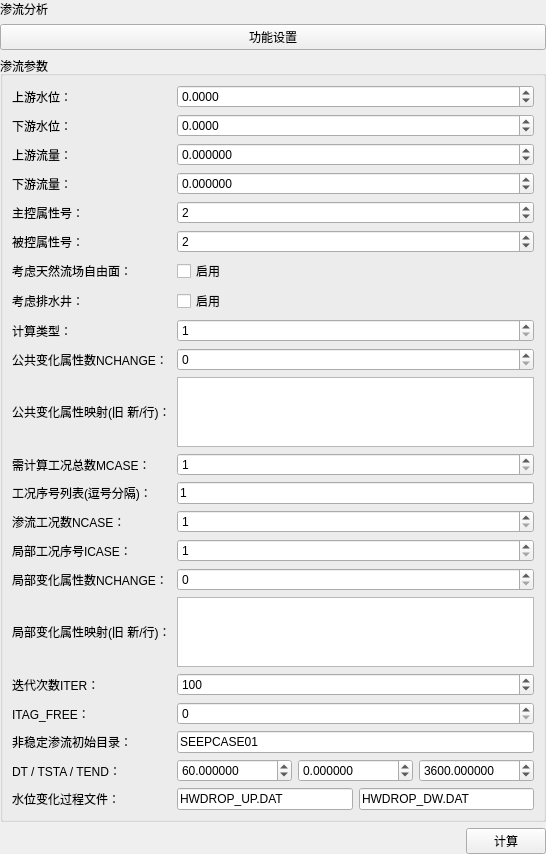
This is plugins/Base_Slover/SeepageWidget.ui in asd977/base_cae as Qt 5 draws it before an edit. The edited form follows.
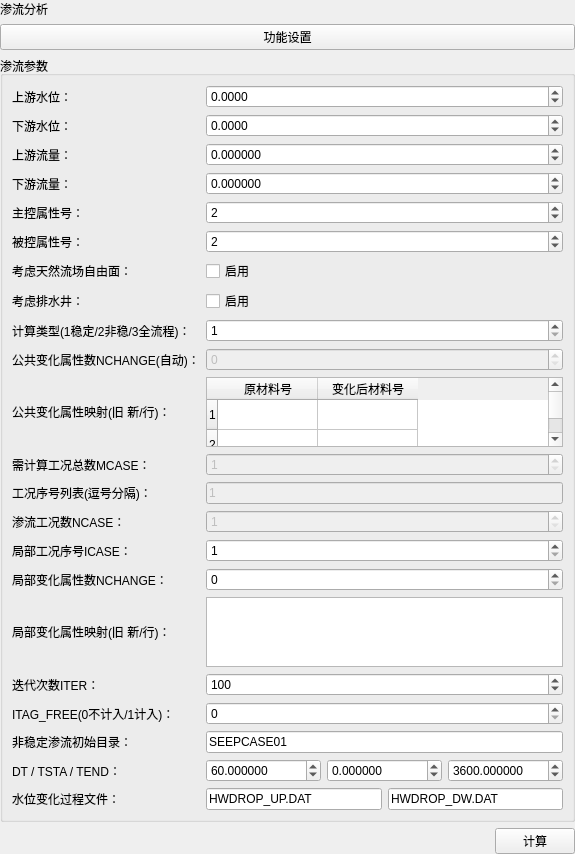
This is the edited form.

Commit message: 按既定顺序修正 ISEEP.DAT 导出与渗流设置

```diff
--- a/plugins/Base_Slover/SeepageWidget.ui
+++ b/plugins/Base_Slover/SeepageWidget.ui
@@ -197,7 +197,7 @@
       <item row="8" column="0">
        <widget class="QLabel" name="labelComputeType">
         <property name="text">
-         <string>计算类型：</string>
+         <string>计算类型(1稳定/2非稳/3全流程)：</string>
         </property>
        </widget>
       </item>
@@ -207,7 +207,7 @@
          <number>1</number>
         </property>
         <property name="maximum">
-         <number>1000000</number>
+         <number>3</number>
         </property>
         <property name="value">
          <number>1</number>
@@ -217,12 +217,15 @@
       <item row="9" column="0">
        <widget class="QLabel" name="labelGlobalNchange">
         <property name="text">
-         <string>公共变化属性数NCHANGE：</string>
+         <string>公共变化属性数NCHANGE(自动)：</string>
         </property>
        </widget>
       </item>
       <item row="9" column="1">
        <widget class="QSpinBox" name="spinGlobalNchange">
+        <property name="enabled">
+         <bool>false</bool>
+        </property>
         <property name="maximum">
          <number>1000000</number>
         </property>
@@ -236,7 +239,24 @@
        </widget>
       </item>
       <item row="10" column="1">
-       <widget class="QPlainTextEdit" name="plainGlobalMappings"/>
+       <widget class="QTableWidget" name="tableGlobalMappings">
+        <property name="columnCount">
+         <number>2</number>
+        </property>
+        <property name="rowCount">
+         <number>3</number>
+        </property>
+        <column>
+         <property name="text">
+          <string>原材料号</string>
+         </property>
+        </column>
+        <column>
+         <property name="text">
+          <string>变化后材料号</string>
+         </property>
+        </column>
+       </widget>
       </item>
       <item row="11" column="0">
        <widget class="QLabel" name="labelMCase">
@@ -247,6 +267,9 @@
       </item>
       <item row="11" column="1">
        <widget class="QSpinBox" name="spinMCase">
+        <property name="enabled">
+         <bool>false</bool>
+        </property>
         <property name="minimum">
          <number>1</number>
         </property>
@@ -267,6 +290,9 @@
       </item>
       <item row="12" column="1">
        <widget class="QLineEdit" name="editCaseIndices">
+        <property name="enabled">
+         <bool>false</bool>
+        </property>
         <property name="text">
          <string>1</string>
         </property>
@@ -281,6 +307,9 @@
       </item>
       <item row="13" column="1">
        <widget class="QSpinBox" name="spinNCase">
+        <property name="enabled">
+         <bool>false</bool>
+        </property>
         <property name="minimum">
          <number>1</number>
         </property>
@@ -359,14 +388,20 @@
       <item row="18" column="0">
        <widget class="QLabel" name="labelItagFree">
         <property name="text">
-         <string>ITAG_FREE：</string>
+         <string>ITAG_FREE(0不计入/1计入)：</string>
         </property>
        </widget>
       </item>
       <item row="18" column="1">
        <widget class="QSpinBox" name="spinItagFree">
+        <property name="minimum">
+         <number>0</number>
+        </property>
         <property name="maximum">
-         <number>1000000</number>
+         <number>1</number>
+        </property>
+        <property name="toolTip">
+         <string>0-不计入，1-计入</string>
         </property>
        </widget>
       </item>
```
Left out of the diff: 3 changed lines with no effect on the pictures. The commit also changes 1 other file.
